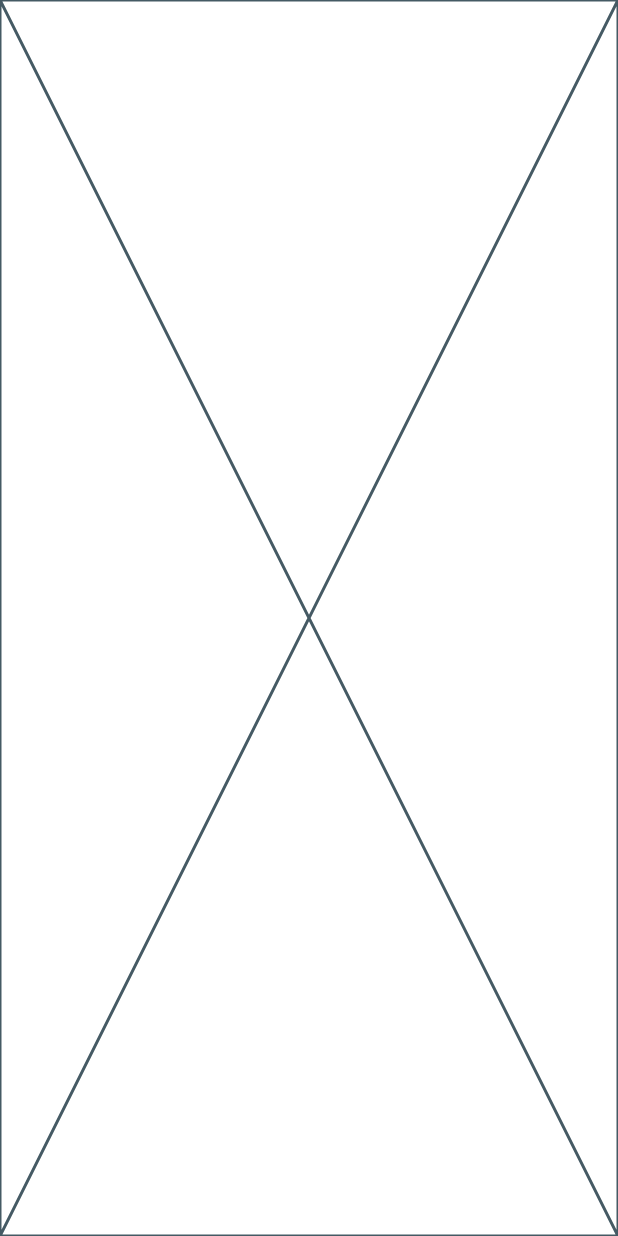
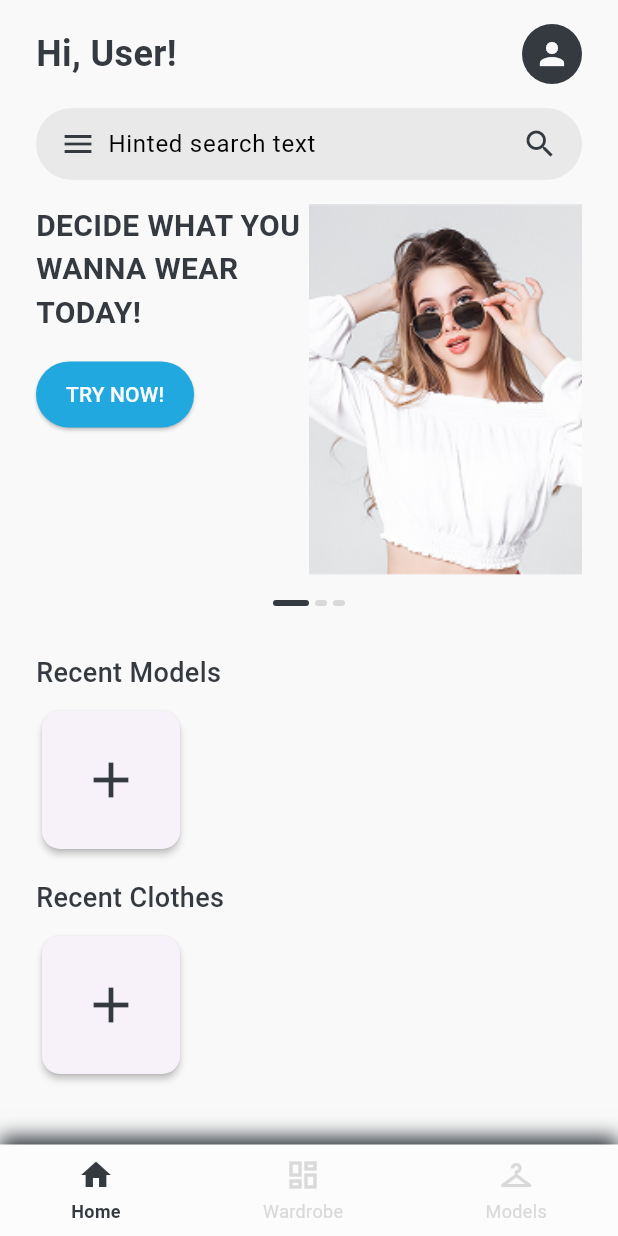
Before and after one commit to Modisch-PENS/modisch-mobile, a Flutter app: the screen it shows after launch, after a tap on "Get Started", on a phone screen of 412 x 824 dp. Run offline on Flutter 3.47's test engine with Material 3 defaults, Android fonts, the phone set to English and light mode, and no system bars; our stand-ins replace gap.

Commit message:
add navigation, dashboard, and separating dashboard into 2 parts

```diff
--- a/lib/constants/button.dart
+++ b/lib/constants/button.dart
@@ -3,23 +3,86 @@ import 'package:modisch/constants/colors.dart';
 import 'package:modisch/constants/typography.dart';
 
 class AppButton {
+  static Widget primary({
+    required String label,
+    required VoidCallback onPressed,
+    bool isFullWidth = true,
+    double height = 48,
+  }) {
+    return SizedBox(
+      width: isFullWidth ? double.infinity : null,
+      height: height,
+      child: ElevatedButton(
+        onPressed: onPressed,
+        style: ElevatedButton.styleFrom(
+          backgroundColor: AppColors.tertiary,
+          foregroundColor: AppColors.background,
+          shape: RoundedRectangleBorder(
+            borderRadius: BorderRadius.circular(8),
+          ),
+        ),
+        child: Text(
+          label,
+          style: AppTypography.buttonLabel.copyWith(
+            color: AppColors.background,
+          ),
+        ),
+      ),
+    );
+  }
+
   static Widget secondary({
     required String label,
     required VoidCallback onPressed,
-    IconData? icon,
-    bool fullWidth = true,
+    bool isFullWidth = true,
+    double height = 48,
   }) {
-    return ElevatedButton.icon(
-      onPressed: onPressed,
-      icon: icon != null ? Icon(icon, size: 18) : const SizedBox.shrink(),
-      label: Text(
-        label,
-        style: AppTypography.buttonLabel.copyWith(color: AppColors.secondary),
+    return SizedBox(
+      width: isFullWidth ? double.infinity : null,
+      height: height,
+      child: ElevatedButton(
+        onPressed: onPressed,
+        style: ElevatedButton.styleFrom(
+          backgroundColor: AppColors.secondary,
+          foregroundColor: AppColors.background,
+          shape: RoundedRectangleBorder(
+            borderRadius: BorderRadius.circular(8),
+          ),
+        ),
+        child: Text(
+          label,
+          style: AppTypography.buttonLabel.copyWith(
+            color: AppColors.primary,
+          ),
+        ),
       ),
-      style: ElevatedButton.styleFrom(
-        backgroundColor: AppColors.secondary,
-        minimumSize: fullWidth ? const Size.fromHeight(48) : null,
-        shape: RoundedRectangleBorder(borderRadius: BorderRadius.circular(12)),
+    );
+  }
+
+  static Widget tertiary({
+    required String label,
+    required VoidCallback onPressed,
+    bool isFullWidth = true,
+    double height = 48,
+  }) {
+    return SizedBox(
+      width: isFullWidth ? double.infinity : null,
+      height: height,
+      child: ElevatedButton(
+        onPressed: onPressed,
+        style: ElevatedButton.styleFrom(
+          backgroundColor: AppColors.tertiary,
+          foregroundColor: AppColors.primary,
+          shape: RoundedRectangleBorder(
+            borderRadius: BorderRadius.circular(30),
+          ),
+        ),
+        child: Text(
+          label,
+          style: AppTypography.buttonLabel.copyWith(
+            color: AppColors.primary,
+          ),
+        ),
       ),
     );
   }
--- /dev/null
+++ b/lib/constants/navigation.dart
@@ -0,0 +1,81 @@
+import 'package:flutter/material.dart';
+import 'package:modisch/constants/colors.dart';
+
+class NavigationItem {
+  final String label;
+  final IconData icon;
+  const NavigationItem({required this.icon, required this.label});
+}
+
+class AppNavigation extends StatelessWidget {
+  final int currentIndex;
+  final Function(int) onTap;
+
+  const AppNavigation({
+    super.key,
+    required this.currentIndex,
+    required this.onTap,
+  });
+
+  static const List<NavigationItem> _items = [
+    NavigationItem(icon: Icons.home, label: 'Home'),
+    NavigationItem(icon: Icons.dashboard_outlined, label: 'Wardrobe'),
+    NavigationItem(icon: Icons.checkroom, label: 'Models'),
+  ];
+
+  @override
+  Widget build(BuildContext context) {
+    return Container(
+      decoration: BoxDecoration(
+        color: AppColors.primary,
+        boxShadow: [
+          BoxShadow(
+            color: AppColors.secondary,
+            blurRadius: 10,
+            offset: const Offset(0, -5),
+          ),
+        ],
+      ),
+      child: SafeArea(
+        top: false,
+        child: Padding(
+          padding: const EdgeInsets.symmetric(vertical: 8),
+          child: Row(
+            mainAxisAlignment: MainAxisAlignment.spaceAround,
+            children: List.generate(_items.length, (index) {
+              final item = _items[index];
+              final isSelected = index == currentIndex;
+
+              return InkWell(
+                onTap: () => onTap(index),
+                child: Column(
+                  mainAxisSize: MainAxisSize.min,
+                  children: [
+                    Icon(
+                      item.icon,
+                      color:
+                          isSelected ? AppColors.secondary : AppColors.disabled,
+                    ),
+                    const SizedBox(height: 4),
+                    Text(
+                      item.label,
+                      style: TextStyle(
+                        fontSize: 12,
+                        color:
+                            isSelected
+                                ? AppColors.secondary
+                                : AppColors.disabled,
+                        fontWeight:
+                            isSelected ? FontWeight.bold : FontWeight.normal,
+                      ),
+                    ),
+                  ],
+                ),
+              );
+            }),
+          ),
+        ),
+      ),
+    );
+  }
+}
--- /dev/null
+++ b/lib/fragments/dashboard_fragment.dart
@@ -0,0 +1,202 @@
+import 'package:flutter/material.dart';
+import 'package:modisch/constants/colors.dart';
+import 'package:modisch/constants/typography.dart';
+import 'package:gap/gap.dart';
+
+class DashboardFragment extends StatelessWidget {
+  const DashboardFragment({super.key});
+
+  @override
+  Widget build(BuildContext context) {
+    return Column(
+      crossAxisAlignment: CrossAxisAlignment.start,
+      children: [
+        Padding(
+          padding: const EdgeInsets.only(top: 16.0, left: 24.0, right: 24.0),
+          child: Row(
+            mainAxisAlignment: MainAxisAlignment.spaceBetween,
+            children: [
+              Text(
+                'Hi, User!',
+                style: AppTypography.pageTitle.copyWith(
+                  fontSize: 24,
+                  fontWeight: FontWeight.bold,
+                ),
+              ),
+              const CircleAvatar(
+                backgroundColor: AppColors.secondary,
+                child: Icon(Icons.person, color: AppColors.background),
+              ),
+            ],
+          ),
+        ),
+        //search bar
+        Padding(
+          padding: const EdgeInsets.symmetric(vertical: 16, horizontal: 24),
+          child: Container(
+            decoration: BoxDecoration(
+              color: AppColors.disabled.withValues(alpha: 0.5),
+              borderRadius: BorderRadius.circular(30),
+            ),
+            padding: const EdgeInsets.symmetric(horizontal: 16),
+            child: Row(
+              children: [
+                const Icon(Icons.menu, color: AppColors.secondary),
+                const SizedBox(width: 8),
+                Expanded(
+                  child: TextField(
+                    decoration: InputDecoration(
+                      hintText: 'Hinted search text',
+                      hintStyle: AppTypography.inputTextPlaceholder,
+                      border: InputBorder.none,
+                      contentPadding: const EdgeInsets.symmetric(vertical: 12),
+                    ),
+                  ),
+                ),
+                const Icon(Icons.search, color: AppColors.secondary),
+              ],
+            ),
+          ),
+        ),
+        //main content
+        Padding(
+          padding: const EdgeInsets.symmetric(horizontal: 24),
+          child: Row(
+            crossAxisAlignment: CrossAxisAlignment.start,
+            children: [
+              Expanded(
+                child: Column(
+                  crossAxisAlignment: CrossAxisAlignment.start,
+                  children: [
+                    Text(
+                      'DECIDE WHAT YOU WANNA WEAR TODAY!',
+                      style: AppTypography.pageTitle.copyWith(
+                        fontSize: 20,
+                        fontWeight: FontWeight.bold,
+                      ),
+                    ),
+                    const Gap(16),
+                    ElevatedButton(
+                      onPressed: () {
+                        //nav
+                      },
+                      style: ElevatedButton.styleFrom(
+                        backgroundColor: AppColors.tertiary,
+                        foregroundColor: AppColors.primary,
+                        shape: RoundedRectangleBorder(
+                          borderRadius: BorderRadius.circular(30),
+                        ),
+                        padding: const EdgeInsets.symmetric(
+                          horizontal: 20,
+                          vertical: 12,
+                        ),
+                      ),
+                      child: Text(
+                        'TRY NOW!',
+                        style: AppTypography.buttonLabel.copyWith(
+                          color: AppColors.primary,
+                        ),
+                      ),
+                    ),
+                  ],
+                ),
+              ),
+              //gambar cewe centil
+              Expanded(
+                child: Image.asset(
+                  'assets/images/foto_centil.png',
+                  fit: BoxFit.contain,
+                ),
+              ),
+            ],
+          ),
+        ),
+        Padding(
+          padding: const EdgeInsets.symmetric(vertical: 16),
+          child: Row(
+            mainAxisAlignment: MainAxisAlignment.center,
+            children: [
+              Container(
+                width: 24,
+                height: 4,
+                decoration: BoxDecoration(
+                  color: AppColors.secondary,
+                  borderRadius: BorderRadius.circular(2),
+                ),
+              ),
+              const SizedBox(width: 4),
+              Container(
+                width: 8,
+                height: 4,
+                decoration: BoxDecoration(
+                  color: AppColors.disabled,
+                  borderRadius: BorderRadius.circular(2),
+                ),
+              ),
+              const SizedBox(width: 4),
+              Container(
+                width: 8,
+                height: 4,
+                decoration: BoxDecoration(
+                  color: AppColors.disabled,
+                  borderRadius: BorderRadius.circular(2),
+                ),
+              ),
+            ],
+          ),
+        ),
+        //recent model
+        Padding(
+          padding: const EdgeInsets.only(top: 16, left: 24, right: 24),
+          child: Text(
+            'Recent Models',
+            style: AppTypography.pageTitle.copyWith(fontSize: 18),
+          ),
+        ),
+        // Add model card
+        Padding(
+          padding: const EdgeInsets.only(top: 8.0, left: 24),
+          child: SizedBox(
+            width: 100,
+            height: 100,
+            child: Card(
+              elevation: 2,
+              shape: RoundedRectangleBorder(
+                borderRadius: BorderRadius.circular(12),
+              ),
+              child: const Center(
+                child: Icon(Icons.add, size: 40, color: AppColors.secondary),
+              ),
+            ),
+          ),
+        ),
+
+        // Recent Clothes section
+        Padding(
+          padding: const EdgeInsets.only(top: 16.0, left: 24.0, right: 24.0),
+          child: Text(
+            'Recent Clothes',
+            style: AppTypography.pageTitle.copyWith(fontSize: 18),
+          ),
+        ),
+        //add cloth
+        Padding(
+          padding: const EdgeInsets.symmetric(vertical: 8, horizontal: 24),
+          child: SizedBox(
+            width: 100,
+            height: 100,
+            child: Card(
+              elevation: 2,
+              shape: RoundedRectangleBorder(
+                borderRadius: BorderRadius.circular(12),
+              ),
+              child: const Center(
+                child: Icon(Icons.add, size: 40, color: AppColors.secondary),
+              ),
+            ),
+          ),
+        ),
+      ],
+    );
+  }
+}
--- a/lib/main.dart
+++ b/lib/main.dart
@@ -1,8 +1,6 @@
 import 'package:flutter/material.dart';
-import 'package:modisch/constants/typography.dart';
 import 'package:modisch/pages/dashboard.dart';
 import 'package:modisch/pages/onboard.dart';
-import 'constants/colors.dart';
 
 void main() {
   runApp(const MyApp());
@@ -16,12 +14,16 @@ class MyApp extends StatelessWidget {
   @override
   Widget build(BuildContext context) {
     return MaterialApp(
+      title: 'Modisch',
       debugShowCheckedModeBanner: false,
       theme: ThemeData(
-        scaffoldBackgroundColor: AppColors.background
+        primarySwatch: Colors.blue,
+        visualDensity: VisualDensity.adaptivePlatformDensity,
       ),
-      home: const OnboardPage(),
+      //home: const OnboardPage(),
+      initialRoute: '/',
       routes: {
+        '/': (context) => const OnboardPage(),
         '/dashboard' : (context) => const DashboardPage(),
       },
     );
--- a/lib/pages/dashboard.dart
+++ b/lib/pages/dashboard.dart
@@ -1,4 +1,7 @@
 import 'package:flutter/material.dart';
+import 'package:modisch/constants/colors.dart';
+import 'package:modisch/constants/navigation.dart';
+import 'package:modisch/fragments/dashboard_fragment.dart';
 
 class DashboardPage extends StatefulWidget {
   const DashboardPage({super.key});
@@ -8,8 +11,31 @@ class DashboardPage extends StatefulWidget {
 }
 
 class _DashboardPageState extends State<DashboardPage> {
+  int _selectedIndex = 0;
+
   @override
   Widget build(BuildContext context) {
-    return const Placeholder();
+    return Scaffold(
+
+      backgroundColor: AppColors.background,
+      body: SafeArea(
+        child: IndexedStack(
+          index: _selectedIndex,
+          children: const [
+            SingleChildScrollView(child: DashboardFragment()),
+            Center(child: Text('Wardrobe page')),
+            Center(child: Text("Make model page")),
+          ],
+        ),
+      ),
+      bottomNavigationBar: AppNavigation(
+        currentIndex: _selectedIndex,
+        onTap: (index) {
+          setState(() {
+            _selectedIndex = index;
+          });
+        },
+      ),
+    );
   }
 }
--- a/pubspec.yaml
+++ b/pubspec.yaml
@@ -59,6 +59,7 @@ flutter:
   uses-material-design: true
   assets:
     - assets/logo/
+    - assets/images/
 
   # To add assets to your application, add an assets section, like this:
   # assets:
```
Also changed, not shown: assets/images/foto_centil.png (added).
